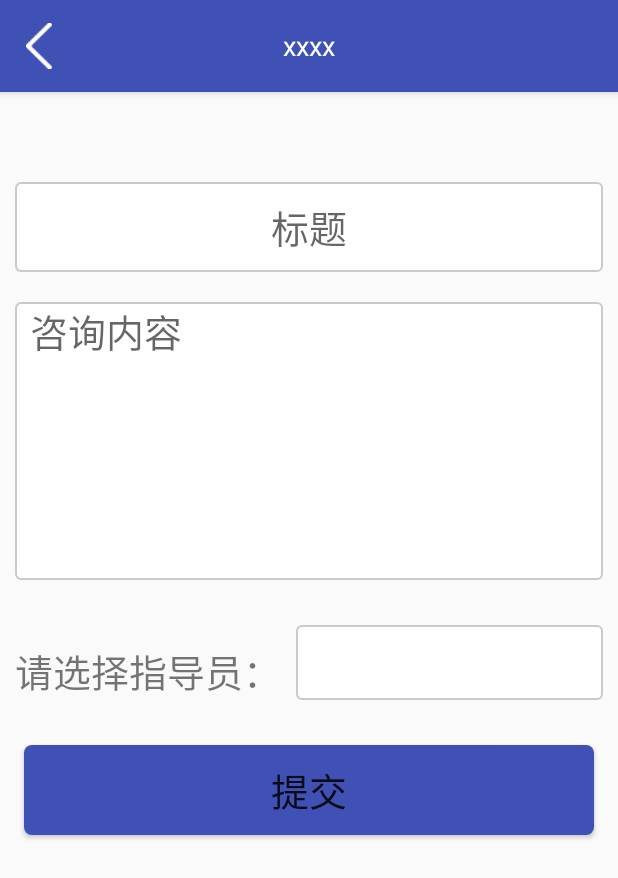
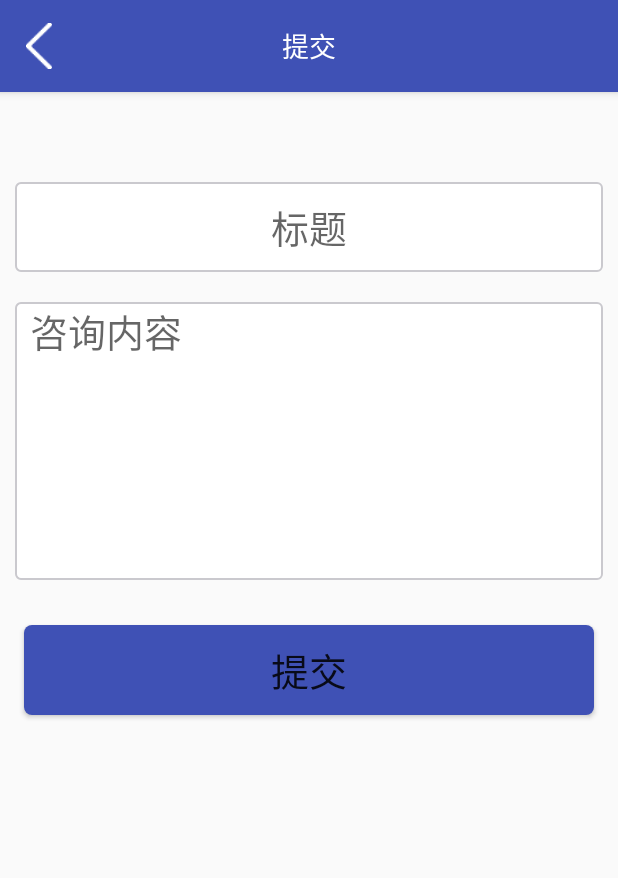
Before and after one commit to jingbeibei/CampHome, an Android app: the ReleaseConversationActivity screen opened directly, with no data from a screen before it, on a phone screen of 412 x 824 dp. Shown: the top 878 px of the screen. Run offline under Robolectric (Android 15) with nearby library versions, the phone set to English and light mode, and no system bars; 2 statements that could not run were skipped.

Commit message:
完成心里服务和定制谈心

```diff
--- a/app/src/main/java/com/nuc/camphome/commons/Urls.java
+++ b/app/src/main/java/com/nuc/camphome/commons/Urls.java
@@ -19,6 +19,7 @@
     public final static String GetLastAPPURL = BaseUrl + "GetLastAPP?";
     public final static String GetPictureNewsURL = BaseUrl + "GetPictureNews?";//滚动图片
     public final static String GetConversationsURL = BaseUrl + "GetConversations?";
-    public final static String GetInstructorsURL = BaseUrl + "GetInstructors?";
+    public final static String GetInstructorsURL = BaseUrl + "GetInstructors?";//指导员
+    public final static String PostConversationURL = BaseUrl + "PostConversation?";
 
 }
--- a/app/src/main/res/layout/activity_release_conversation.xml
+++ b/app/src/main/res/layout/activity_release_conversation.xml
@@ -5,7 +5,9 @@
     android:layout_height="match_parent"
     android:orientation="vertical"
     tools:context="com.nuc.camphome.conversation.ReleaseConversationActivity">
+
     <include layout="@layout/toolbar_mybar" />
+
     <EditText
         android:id="@+id/conversation_release_title_et"
         android:layout_width="match_parent"
@@ -15,9 +17,10 @@
         android:layout_marginTop="60dp"
         android:background="@drawable/login"
         android:gravity="center"
-        android:textSize="@dimen/textsize_25sp"
         android:hint="标题"
-        android:singleLine="true" />
+        android:singleLine="true"
+        android:textSize="@dimen/textsize_25sp" />
+
     <EditText
         android:id="@+id/conversation_releasw_content_et"
         android:layout_width="match_parent"
@@ -29,36 +32,39 @@
         android:gravity="top|left"
         android:hint="咨询内容"
         android:lines="6"
-        android:textSize="@dimen/textsize_25sp"
         android:paddingLeft="10dp"
-        android:paddingRight="10dp" />
+        android:paddingRight="10dp"
+        android:textSize="@dimen/textsize_25sp" />
+
     <LinearLayout
-android:id="@+id/instructor_ly"
+        android:id="@+id/instructor_ly"
         android:layout_width="match_parent"
         android:layout_height="wrap_content"
+        android:layout_marginTop="30dp"
         android:orientation="horizontal"
-        android:layout_marginTop="30dp"
-        >
+        android:visibility="gone">
+
         <TextView
+            android:layout_width="wrap_content"
             android:layout_height="wrap_content"
-            android:layout_width="wrap_content"
+            android:layout_gravity="bottom"
+            android:layout_marginLeft="10dp"
             android:text="请选择指导员："
-            android:textSize="@dimen/textsize_25sp"
-            android:layout_marginLeft="10dp"
-            android:layout_gravity="bottom"
-            />
+            android:textSize="@dimen/textsize_25sp" />
+
         <Spinner
             android:id="@+id/Spinnerconver"
             android:layout_width="match_parent"
             android:layout_height="50dp"
             android:layout_marginLeft="10dp"
             android:layout_marginRight="10dp"
-            android:paddingLeft="40dp"
             android:background="@drawable/login"
+            android:gravity="center"
 
-            android:gravity="center" />
+            android:paddingLeft="40dp" />
 
     </LinearLayout>
+
     <Button
         android:id="@+id/conversation_release_button"
         android:layout_width="match_parent"
```
Also changed, not shown: app/src/main/java/com/nuc/camphome/conversation/ReleaseConversationActivity.java (+85 -9 lines), 1 other file.
